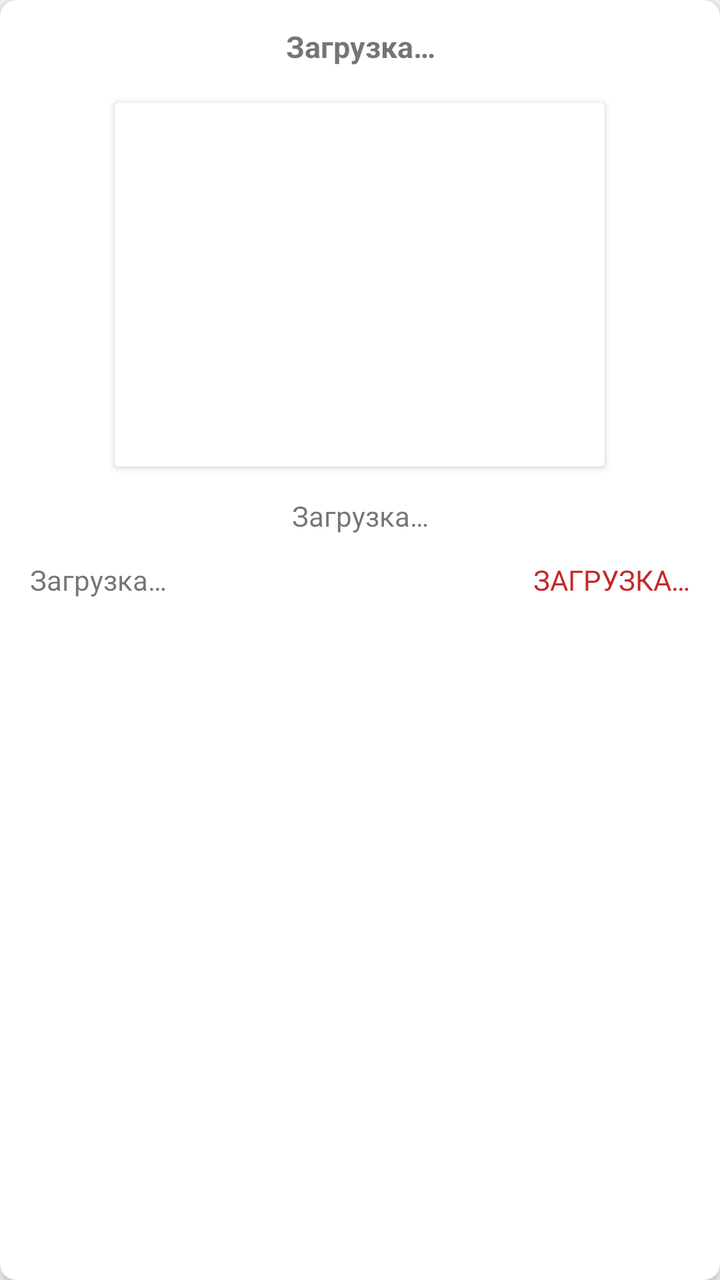
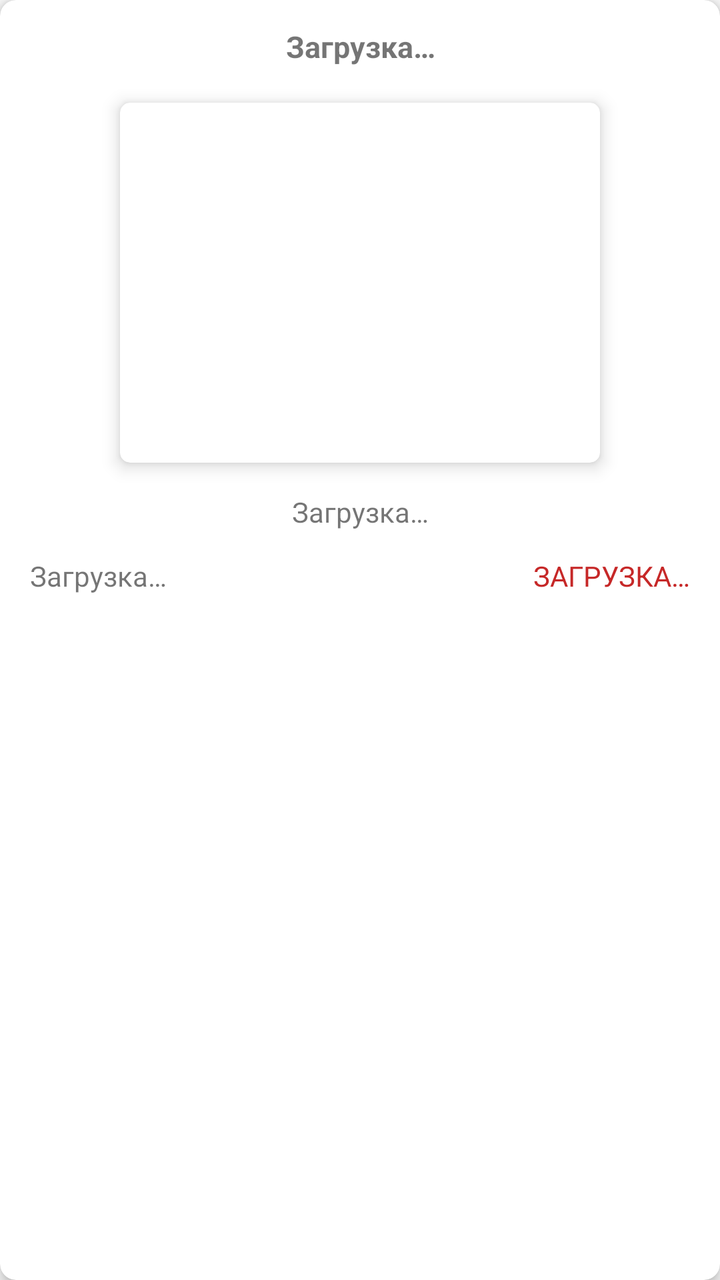

An Android layout rendered at two revisions. The XML below is the earlier revision; the diff shows what the commit changed to produce the second picture.
<!-- AndroidManifest.xml: application theme AppTheme -->
<!-- res/layout/my_test.xml -->
<?xml version="1.0" encoding="utf-8"?>
<androidx.cardview.widget.CardView
    xmlns:android="http://schemas.android.com/apk/res/android"
    xmlns:card_view="http://schemas.android.com/apk/res-auto"
    android:layout_width="match_parent"
    android:layout_height="wrap_content"
    xmlns:app="http://schemas.android.com/tools"
    card_view:cardCornerRadius="8dp"
    card_view:cardElevation="4dp"
    android:layout_margin="5dp"
    app:ignore="NamespaceTypo">

    <LinearLayout
        android:layout_width="match_parent"
        android:layout_height="wrap_content"
        android:orientation="vertical"
        android:padding="10dp">

        <TextView
            android:id="@+id/titleText"
            android:padding="3dp"
            android:layout_width="match_parent"
            android:layout_height="0dp"
            android:textAlignment="center"
            android:ellipsize="end"
            android:singleLine="true"
            android:maxLines="1"
            android:layout_weight="1"
            android:text="@string/textTitle"
            android:textSize="15sp"
            android:textStyle="bold"
            android:layout_marginBottom="15dp"/>

    <androidx.cardview.widget.CardView
        android:layout_gravity="center"
        android:layout_width="245dp"
        android:layout_height="182dp"
        app:cardCornerRadius="13dp"
        app:cardElevation="5dp"
        app:ignore="NamespaceTypo">

    <ImageView
        android:id="@+id/imageView"
        android:layout_width="match_parent"
        android:layout_height="match_parent"
        android:scaleType="centerCrop"
        android:adjustViewBounds="false"
        android:contentDescription="@string/todo"
        android:layout_gravity="center" />

</androidx.cardview.widget.CardView>

        <TextView
            android:id="@+id/descriptionText"
            android:layout_width="wrap_content"
            android:layout_height="wrap_content"
            android:layout_marginTop="15dp"
            android:layout_gravity="center"
            android:textAlignment="center"
            android:ellipsize="end"
            android:singleLine="true"
            android:maxLines="1"
            android:text="@string/textTitle"
            android:textSize="14sp"
            android:layout_marginBottom="8dp"/>

        <androidx.constraintlayout.widget.ConstraintLayout
            android:layout_width="match_parent"
            android:layout_height="wrap_content">

            <TextView
                android:id="@+id/timeText"
                android:padding="5dp"
                android:layout_width="wrap_content"
                android:layout_height="wrap_content"
                android:text="@string/textTime"
                app:layout_constraintStart_toStartOf="parent"
                app:layout_constraintTop_toTopOf="parent"
                app:layout_editor_absoluteY="8dp"
                card_view:layout_constraintStart_toStartOf="parent" />

            <TextView
                android:id="@+id/catText"
                android:textColor="@color/RED"
                android:padding="5dp"
                android:textAllCaps="true"
                app:layout_constraintEnd_toEndOf="parent"
                app:layout_constraintTop_toTopOf="parent"
                android:layout_width="wrap_content"
                android:layout_height="wrap_content"
                android:text="@string/textCategory"
                card_view:layout_constraintEnd_toEndOf="parent" />
        </androidx.constraintlayout.widget.ConstraintLayout>

    </LinearLayout>
</androidx.cardview.widget.CardView>
<!-- resources referenced by this layout -->
<resources>
  <color name="RED">#C62828</color>
  <string name="textCategory">Загрузка…</string>
  <string name="textTime">Загрузка…</string>
  <string name="textTitle">Загрузка…</string>
  <string name="todo">TODO</string>
  <style name="AppTheme" parent="Theme.AppCompat.DayNight.DarkActionBar">
          
          <item name="colorPrimary">@color/colorPrimary</item>
          
          <item name="colorPrimaryDark">@color/colorPrimaryDark</item>
          
          <item name="android:textColorPrimary">@color/white</item>
      </style>
  <color name="colorPrimary">#3F51B5</color>
  <color name="colorPrimaryDark">#1E1F22</color>
  <color name="white">#353333</color>
</resources>

<!-- the commit's change to res/layout/my_test.xml (unified diff, before → after) -->
@@ -33,10 +33,10 @@
 
     <androidx.cardview.widget.CardView
         android:layout_gravity="center"
-        android:layout_width="245dp"
-        android:layout_height="182dp"
-        app:cardCornerRadius="13dp"
-        app:cardElevation="5dp"
+        android:layout_width="240dp"
+        android:layout_height="180dp"
+        card_view:cardCornerRadius="5dp"
+        card_view:cardElevation="5dp"
         app:ignore="NamespaceTypo">
 
     <ImageView
